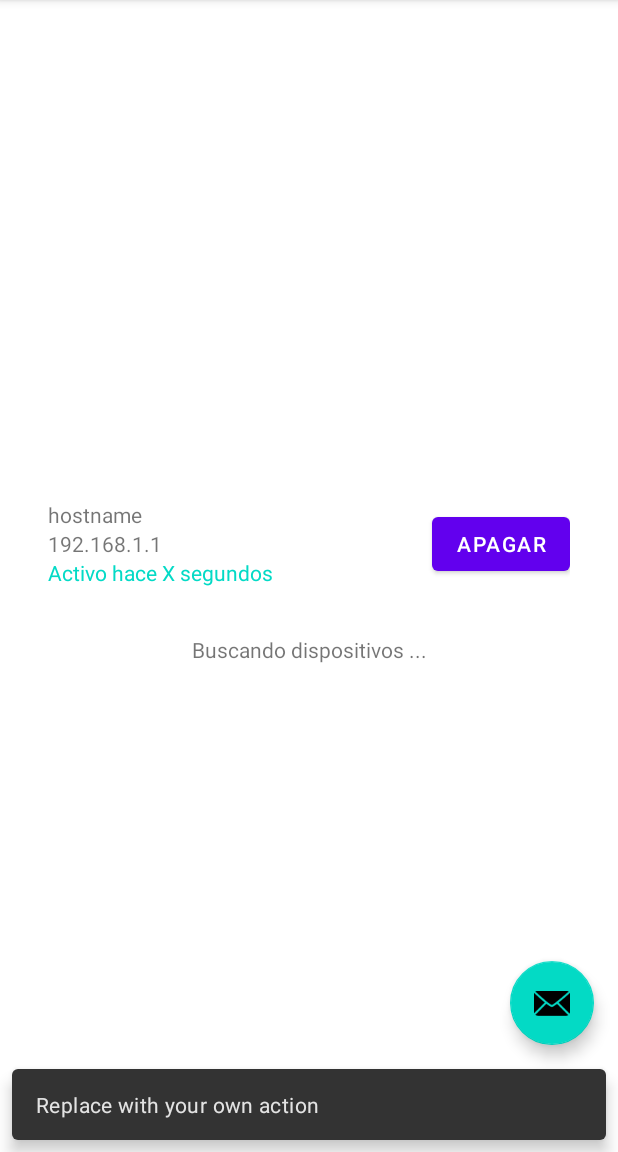
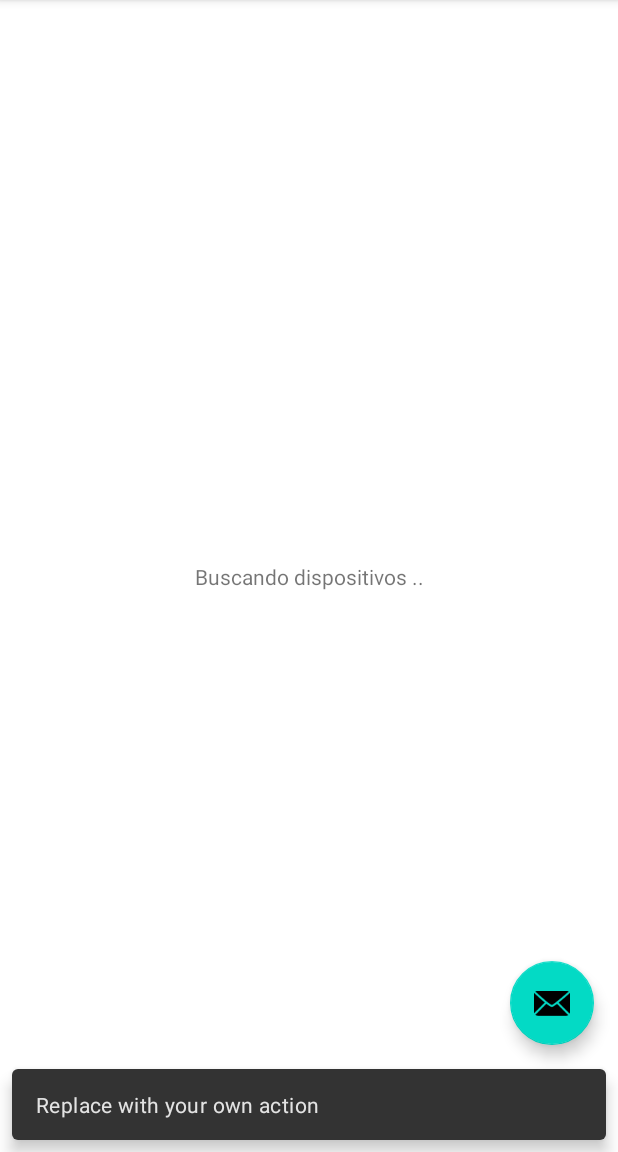
Before and after one commit to Woynert/wemo3000, an Android app: the screen it shows after launch (MainActivity), after a tap on an icon or button, on a phone screen of 412 x 824 dp, the part 84-1236 px from its top. Run offline under Robolectric (Android 15) with nearby library versions, the phone set to English and light mode, and no system bars; our stand-ins replace navigation-ui; libraries missing offline, so code that uses them is left out: com.github.druk.dnssd; 2 statements that could not run were skipped.

Commit message:
feat(app): Searching devices animation cycle

```diff
--- a/app/app/src/main/java/com/woynert/wemo3000/DashboardFragment.java
+++ b/app/app/src/main/java/com/woynert/wemo3000/DashboardFragment.java
@@ -20,6 +20,7 @@ public class DashboardFragment extends Fragment {
 
     private FragmentDashboardBinding binding;
     private Head logic;
+    private int visualLoadingCycle = 0;
 
     @Override
     public View onCreateView(
@@ -27,6 +28,8 @@ public class DashboardFragment extends Fragment {
             Bundle savedInstanceState
     ) {
         binding = FragmentDashboardBinding.inflate(inflater, container, false);
+        binding.viewPeerCard.setVisibility(View.GONE);
+
         return binding.getRoot();
     }
 
@@ -48,7 +51,7 @@ public class DashboardFragment extends Fragment {
 
         // view update loop
         final Handler handler = new Handler();
-        final int delay = 2000;
+        final int delay = 1500;
 
         handler.postDelayed(new Runnable() {
             public void run() {
@@ -64,7 +67,20 @@ public class DashboardFragment extends Fragment {
 
     private void updateView () {
         if (binding == null) return;
+
+        // "..." dots loading animation cycle
+        StringBuilder dotsText = new StringBuilder("");
+        for (int i = 0; i < visualLoadingCycle; i++) {
+            dotsText.append(".");
+        }
+        visualLoadingCycle++;
+        visualLoadingCycle = visualLoadingCycle % 4;
+        binding.textViewSearchingDevices.setText(getString(R.string.searching_devices_label, dotsText.toString()));
+
         if (logic.peer == null) return;
+        else if (binding.viewPeerCard.getVisibility() == View.GONE) {
+            binding.viewPeerCard.setVisibility(View.VISIBLE);
+        }
 
         binding.textViewPeerHostname.setText(logic.peer.hostname);
         binding.textViewPeerAddress.setText(logic.peer.ip + ":" + logic.peer.port);
--- a/app/app/src/main/res/layout/fragment_dashboard.xml
+++ b/app/app/src/main/res/layout/fragment_dashboard.xml
@@ -16,6 +16,7 @@
         app:layout_constraintTop_toTopOf="parent">
 
         <androidx.constraintlayout.widget.ConstraintLayout
+            android:id="@+id/view_peerCard"
             android:layout_width="match_parent"
             android:layout_height="match_parent"
             android:visibility="visible">
@@ -91,10 +92,10 @@
             android:layout_height="match_parent">
 
             <TextView
-                android:id="@+id/textView"
+                android:id="@+id/textView_searchingDevices"
                 android:layout_width="wrap_content"
                 android:layout_height="wrap_content"
-                android:text="Buscando dispositivos ..."
+                android:text="@string/searching_devices_label"
                 app:layout_constraintBottom_toBottomOf="parent"
                 app:layout_constraintEnd_toEndOf="parent"
                 app:layout_constraintStart_toStartOf="parent"
--- a/app/app/src/main/res/values/strings.xml
+++ b/app/app/src/main/res/values/strings.xml
@@ -9,4 +9,5 @@
 
     <string name="hello_first_fragment">Hello first fragment</string>
     <string name="hello_second_fragment">Hello second fragment. Arg: %1$s</string>
+    <string name="searching_devices_label">Buscando dispositivos %s</string>
 </resources>
```
